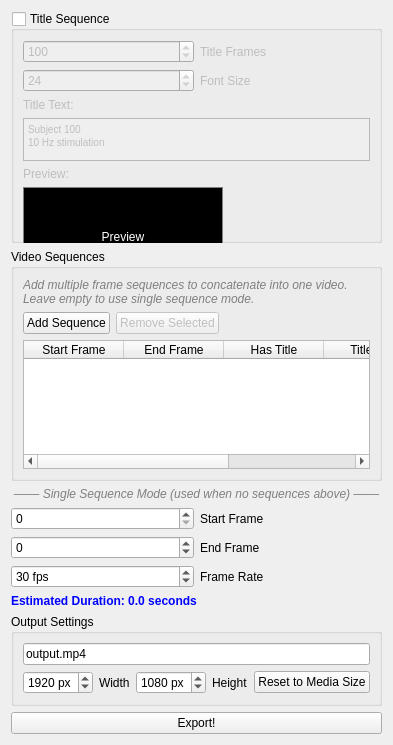
Before: the Qt Designer form src/WhiskerToolbox/Export_Widgets/Export_Video_Widget/Export_Video_Widget.ui in paulmthompson/WhiskerToolbox, drawn with Qt 5.
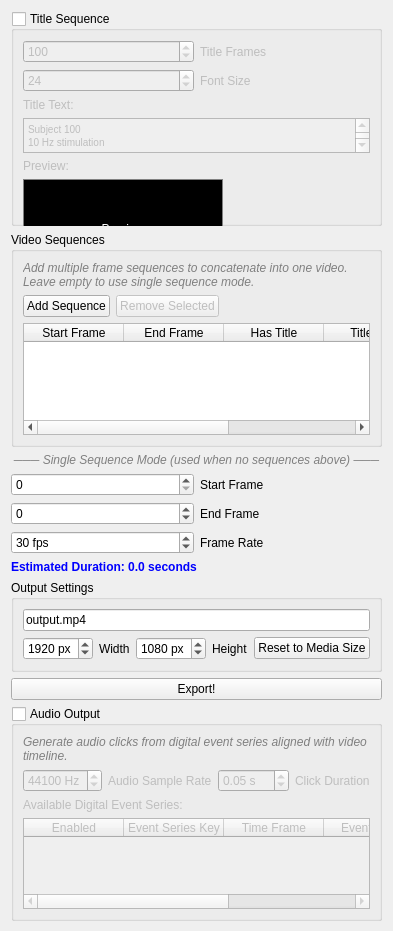
After: the same form once the commit is applied.

Commit message: feat: Add audio output capability to video export widget

Diff of the .ui file:
```diff
--- a/src/WhiskerToolbox/Export_Widgets/Export_Video_Widget/Export_Video_Widget.ui
+++ b/src/WhiskerToolbox/Export_Widgets/Export_Video_Widget/Export_Video_Widget.ui
@@ -399,6 +399,138 @@
      </property>
     </widget>
    </item>
+   <item>
+    <widget class="QGroupBox" name="audio_output_groupbox">
+     <property name="title">
+      <string>Audio Output</string>
+     </property>
+     <property name="checkable">
+      <bool>true</bool>
+     </property>
+     <property name="checked">
+      <bool>false</bool>
+     </property>
+     <layout class="QVBoxLayout" name="audio_layout">
+      <item>
+       <widget class="QLabel" name="audio_description_label">
+        <property name="text">
+         <string>Generate audio clicks from digital event series aligned with video timeline.</string>
+        </property>
+        <property name="wordWrap">
+         <bool>true</bool>
+        </property>
+        <property name="styleSheet">
+         <string>color: gray; font-style: italic;</string>
+        </property>
+       </widget>
+      </item>
+      <item>
+       <layout class="QHBoxLayout" name="audio_settings_layout">
+        <item>
+         <widget class="QSpinBox" name="audio_sample_rate_spinbox">
+          <property name="minimum">
+           <number>8000</number>
+          </property>
+          <property name="maximum">
+           <number>96000</number>
+          </property>
+          <property name="value">
+           <number>44100</number>
+          </property>
+          <property name="suffix">
+           <string> Hz</string>
+          </property>
+         </widget>
+        </item>
+        <item>
+         <widget class="QLabel" name="audio_sample_rate_label">
+          <property name="text">
+           <string>Audio Sample Rate</string>
+          </property>
+         </widget>
+        </item>
+        <item>
+         <widget class="QDoubleSpinBox" name="click_duration_spinbox">
+          <property name="minimum">
+           <double>0.001000000000000</double>
+          </property>
+          <property name="maximum">
+           <double>1.000000000000000</double>
+          </property>
+          <property name="singleStep">
+           <double>0.010000000000000</double>
+          </property>
+          <property name="value">
+           <double>0.050000000000000</double>
+          </property>
+          <property name="suffix">
+           <string> s</string>
+          </property>
+         </widget>
+        </item>
+        <item>
+         <widget class="QLabel" name="click_duration_label">
+          <property name="text">
+           <string>Click Duration</string>
+          </property>
+         </widget>
+        </item>
+       </layout>
+      </item>
+      <item>
+       <widget class="QLabel" name="audio_sources_label">
+        <property name="text">
+         <string>Available Digital Event Series:</string>
+        </property>
+       </widget>
+      </item>
+      <item>
+       <widget class="QTableWidget" name="audio_sources_table">
+        <property name="maximumSize">
+         <size>
+          <width>16777215</width>
+          <height>120</height>
+         </size>
+        </property>
+        <property name="alternatingRowColors">
+         <bool>true</bool>
+        </property>
+        <property name="selectionBehavior">
+         <enum>QAbstractItemView::SelectionBehavior::SelectRows</enum>
+        </property>
+        <property name="gridStyle">
+         <enum>Qt::PenStyle::SolidLine</enum>
+        </property>
+        <column>
+         <property name="text">
+          <string>Enabled</string>
+         </property>
+        </column>
+        <column>
+         <property name="text">
+          <string>Event Series Key</string>
+         </property>
+        </column>
+        <column>
+         <property name="text">
+          <string>Time Frame</string>
+         </property>
+        </column>
+        <column>
+         <property name="text">
+          <string>Event Count</string>
+         </property>
+        </column>
+        <column>
+         <property name="text">
+          <string>Volume</string>
+         </property>
+        </column>
+       </widget>
+      </item>
+     </layout>
+    </widget>
+   </item>
    <item>
     <spacer name="verticalSpacer">
      <property name="orientation">
```
The commit also changes 2 other files.
